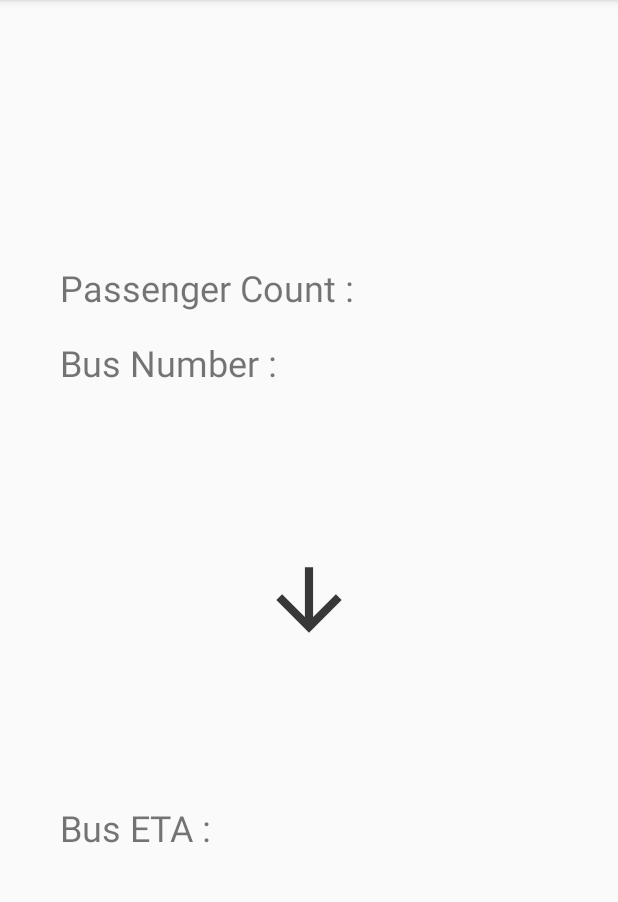
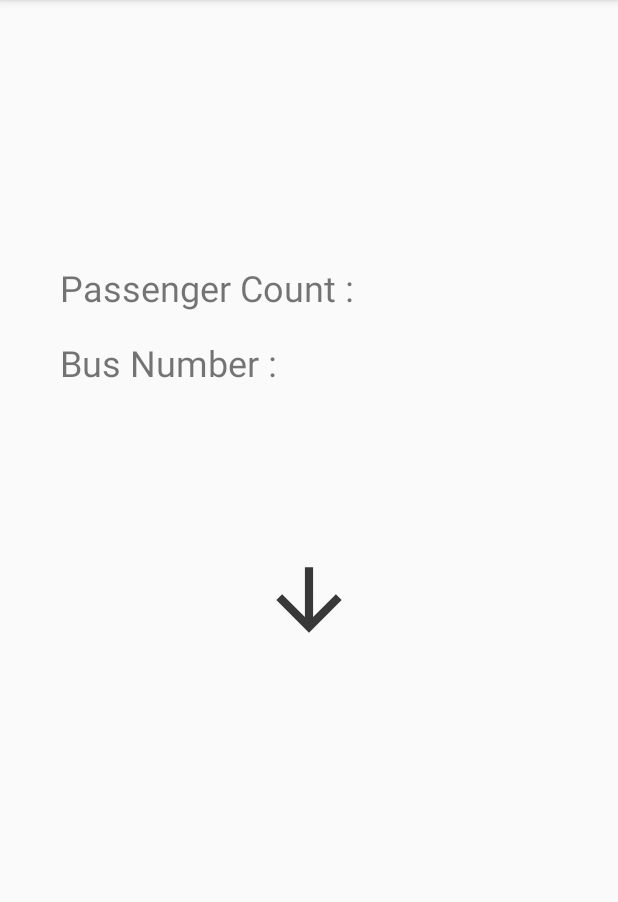
Before and after one commit to imparask/BusTracker, an Android app: the BusTracker screen opened directly, with no data from a screen before it, on a phone screen of 412 x 824 dp, the part 84-986 px from its top. Run offline under Robolectric (Android 15) with nearby library versions, the phone set to English and light mode, and no system bars; our stand-ins replace Firebase (no records; nobody signed in at launch, a user with empty details on screens opened directly); 3 statements that could not run were skipped.

Commit message:
5th commit

```diff
--- a/app/src/main/java/com/finalyear/login/ui/BusTracker.java
+++ b/app/src/main/java/com/finalyear/login/ui/BusTracker.java
@@ -25,7 +25,7 @@ import javax.xml.datatype.Duration;
 
 public class BusTracker extends AppCompatActivity {
 
-    private TextView mBusNumber,mBusSource,mBusDest,mEta,mPassCount;
+    private TextView mBusNumber,mBusSource,mBusDest,mPassCount;
     private FirebaseFirestore fStore;
 
     @Override
@@ -37,14 +37,13 @@ public class BusTracker extends AppCompatActivity {
         mBusNumber = findViewById(R.id.tv_busNumber);
         mBusSource = findViewById(R.id.tv_busSource);
         mBusDest = findViewById(R.id.tv_busDestination);
-        mEta = findViewById(R.id.tv_busETA);
         mPassCount = findViewById(R.id.tv_busPassengerCount);
 
         Intent intent = getIntent();
         String refNo = intent.getStringExtra("selectedMarker");
         String ETA = intent.getStringExtra("selectedMarkerETA");
         String passengerCount = intent.getStringExtra("passengerCount");
-        mEta.setText(ETA);
+
         mPassCount.setText(passengerCount);
         getMarkerInfo(refNo);
     }
--- a/app/src/main/res/layout/activity_bus_tracker.xml
+++ b/app/src/main/res/layout/activity_bus_tracker.xml
@@ -99,31 +99,4 @@
         android:textSize="24sp" />
 
 
-    <TextView
-        android:id="@+id/tv_ETA"
-        android:layout_width="180dp"
-        android:layout_height="wrap_content"
-        android:layout_alignParentStart="true"
-        android:layout_alignParentEnd="true"
-        android:layout_alignParentBottom="true"
-        android:layout_marginStart="40dp"
-        android:layout_marginEnd="170dp"
-        android:layout_marginBottom="200dp"
-        android:text="Bus ETA :"
-        android:textSize="24sp" />
-
-
-    <TextView
-        android:id="@+id/tv_busETA"
-        android:layout_width="wrap_content"
-        android:layout_height="wrap_content"
-        android:layout_alignParentStart="true"
-        android:layout_alignParentEnd="true"
-        android:layout_alignParentBottom="true"
-        android:layout_marginStart="40dp"
-        android:layout_marginEnd="40dp"
-        android:layout_marginBottom="130dp"
-        android:textSize="24sp" />
-
-
 </RelativeLayout>
```
Also changed, not shown: app/src/main/java/com/finalyear/login/ui/FindBus.java (+23 -2 lines).
